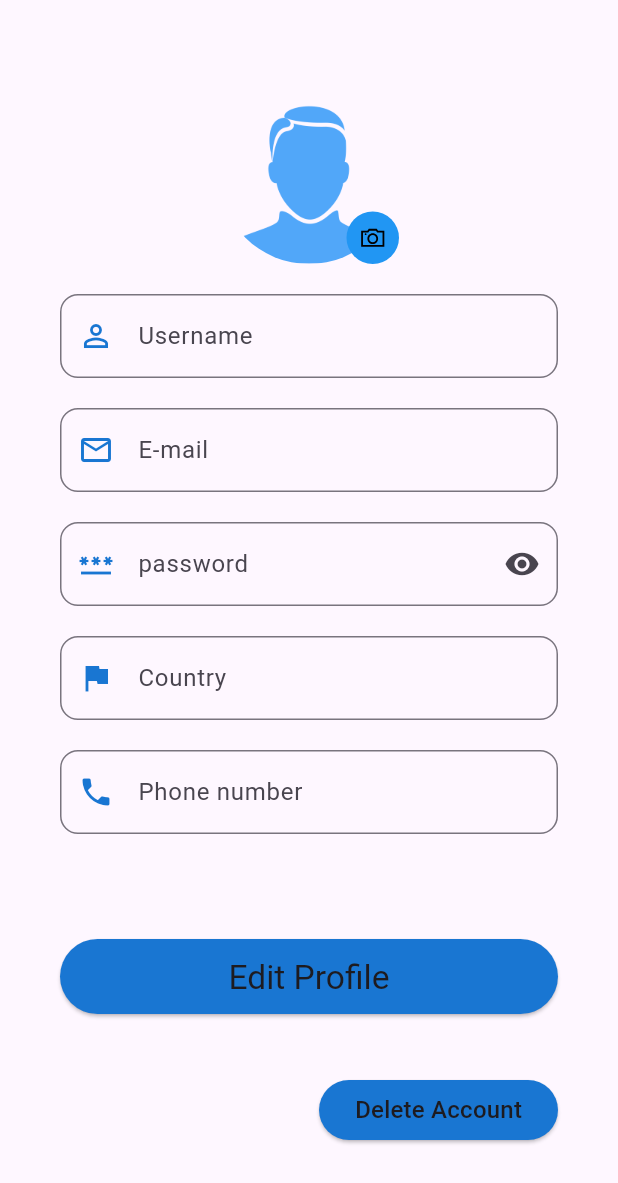
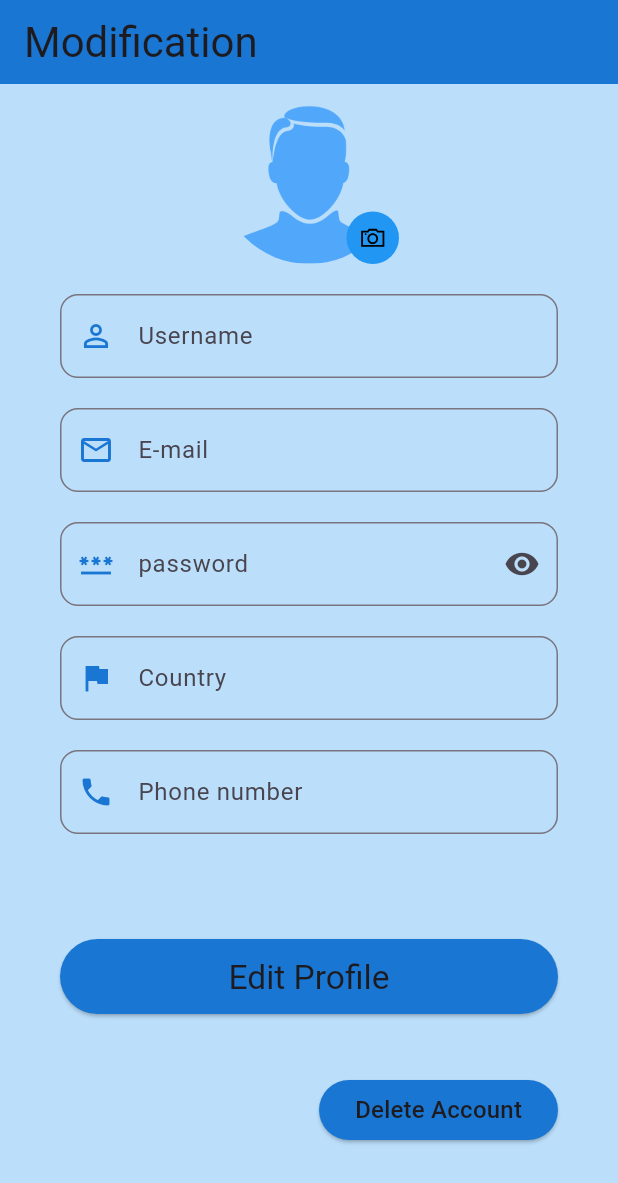
Before and after one commit to MarcSoft54/rent, a Flutter app: the _EditProfil screen opened directly with empty values, on a phone screen of 412 x 824 dp. Shown: the top 1183 px of the screen. Run offline on Flutter 3.47's test engine with Material 2 defaults, Android fonts, the phone set to English and light mode, and no system bars; our stand-ins replace accordion, animated_text_kit, carousel_slider, dio, dotted_border, dropdown_button2 and 6 more; missing offline and left inert: animator, dismissible_carousel_viewpager; accounts and stored records are empty; network calls fail.

Commit message:
connexion en utilisant le token valide okays suivi de quelque modification

```diff
--- a/lib/class/http/userHttp.dart
+++ b/lib/class/http/userHttp.dart
@@ -18,7 +18,10 @@ class UserService{
 
   getOneUser(var id) async{
     try{
-      Response response = await dio.get("$url/$id");
+      var headers = {
+        'Authorization': 'Bearer $id'
+      };
+      Response response = await dio.request("$url/", options: Options(method: 'GET',headers: headers));
       if(response.statusCode == 200){
         log("${response.data}");
         user = User.fromJson(response.data);
@@ -73,7 +76,7 @@ class UserService{
 
   getUserId(LoginDto loginDto) async{
     try{
-      Response response = await dio.get("http://192.168.43.109:9001/api/users/auth/login", data: loginDto.toJson());
+      Response response = await dio.post("http://192.168.43.109:9001/api/users/auth/login", data: loginDto.toJson());
       log("${response.headers}");
       if(response.statusCode == 200){
         log("${response.data}");
--- a/lib/json/loginDTO.dart
+++ b/lib/json/loginDTO.dart
@@ -7,7 +7,7 @@ class LoginDto{
 
   Map<String, dynamic> toJson() =>
       {
-        "email":email,
-        "password":password
+        "email": email,
+        "password": password
       };
 }
--- a/lib/profit/editProfile.dart
+++ b/lib/profit/editProfile.dart
@@ -1,8 +1,3 @@
-
-
-import 'dart:developer';
-import 'dart:io';
-import 'dart:typed_data';
 
 import 'package:flutter/material.dart';
 import 'package:go_router/go_router.dart';
@@ -22,6 +17,7 @@ class EditProfil extends StatelessWidget{
   Widget build(BuildContext context){
     return MaterialApp(
       debugShowCheckedModeBanner: false,
+      color: Colors.blue,
       theme: ThemeData(
           useMaterial3: true
       ),
@@ -78,11 +74,23 @@ class _Edit extends State<_EditProfil> {
 
   @override
   Widget build(BuildContext context) {
+    Color colorDark = context.theme.primaryColorDark;
+    Color colorLight = context.theme.primaryColorLight;
+    var style = context.theme.textTheme;
     return Scaffold(
+      backgroundColor: colorLight.withOpacity(.999),
       appBar: AppBar(
-
+        backgroundColor: colorDark,
+        title: Text.rich(
+          TextSpan(
+            text: "Modification",
+            style: style.headlineMedium
+          )
         ),
-      body: SingleChildScrollView(
+      ),
+      body: GestureDetector(
+        onTap: ()=>FocusScope.of(context).requestFocus(FocusNode()),
+        child: SingleChildScrollView(
           child: Container(
             padding: const EdgeInsets.only(left: 40, right: 40),
             child: Column(
@@ -220,7 +228,7 @@ class _Edit extends State<_EditProfil> {
 
                               },
                               style: ElevatedButton.styleFrom(
-                                backgroundColor: context.theme.primaryColorDark,
+                                  backgroundColor: colorDark,
                                   side: BorderSide.none,
                                   shape: const StadiumBorder()),
                               child: Text("Edit Profile", style: Theme.of(context).textTheme.headlineLarge,
@@ -232,7 +240,7 @@ class _Edit extends State<_EditProfil> {
                           alignment: Alignment.bottomRight,
                           child:   ElevatedButton(
                               style: ButtonStyle(
-                            backgroundColor: MaterialStatePropertyAll(context.theme.primaryColorDark)
+                                  backgroundColor: MaterialStatePropertyAll(colorDark)
                               ),
                               onPressed: (){
                                 String str = '0';
@@ -257,6 +265,7 @@ class _Edit extends State<_EditProfil> {
             ),
           ),
         ),
+      )
     );
   }
 }
```
Also changed, not shown: lib/login.dart (+8 -8 lines), lib/view/profit.dart (+3 -4 lines). Lines whose indentation alone changed are shown as unchanged.
